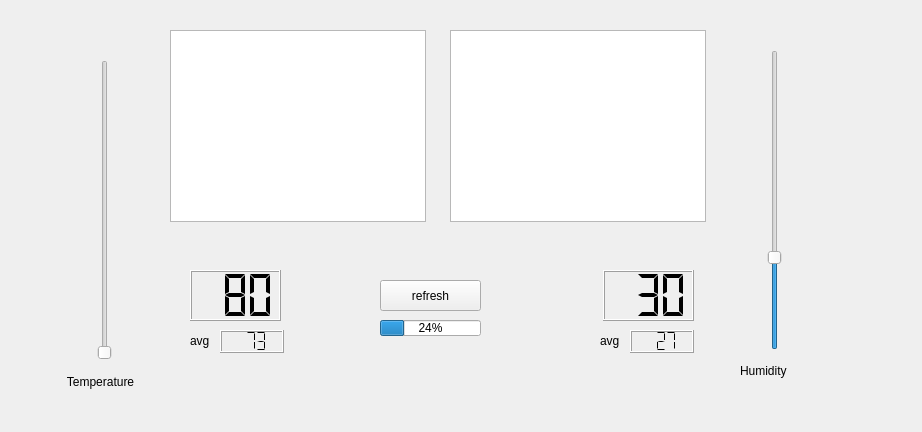
Old version of the form Project 1/bestThermostat.ui in the repository SMITHABHASKAR/EID_ECEN5783_Fall19.
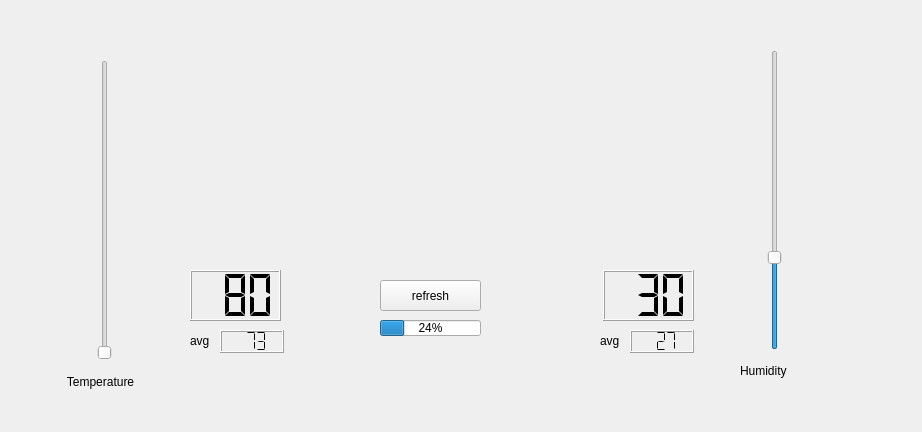
New version of the form. Custom widgets are drawn as their Qt base class.

Commit message: Integrated sql and did some changes to the plotting style

```diff
--- a/Project 1/bestThermostat.ui
+++ b/Project 1/bestThermostat.ui
@@ -26,16 +26,6 @@
     <string>refresh</string>
    </property>
   </widget>
-  <widget class="QGraphicsView" name="graphicsView">
-   <property name="geometry">
-    <rect>
-     <x>170</x>
-     <y>30</y>
-     <width>256</width>
-     <height>192</height>
-    </rect>
-   </property>
-  </widget>
   <widget class="rangeslider_vert" name="tempSet">
    <property name="geometry">
     <rect>
@@ -269,16 +259,6 @@
     <number>24</number>
    </property>
   </widget>
-  <widget class="QGraphicsView" name="graphicsView_2">
-   <property name="geometry">
-    <rect>
-     <x>450</x>
-     <y>30</y>
-     <width>256</width>
-     <height>192</height>
-    </rect>
-   </property>
-  </widget>
  </widget>
  <customwidgets>
   <customwidget>
```
Left out of the diff: 16 changed lines with no effect on the pictures. The commit also changes 2 other files.
